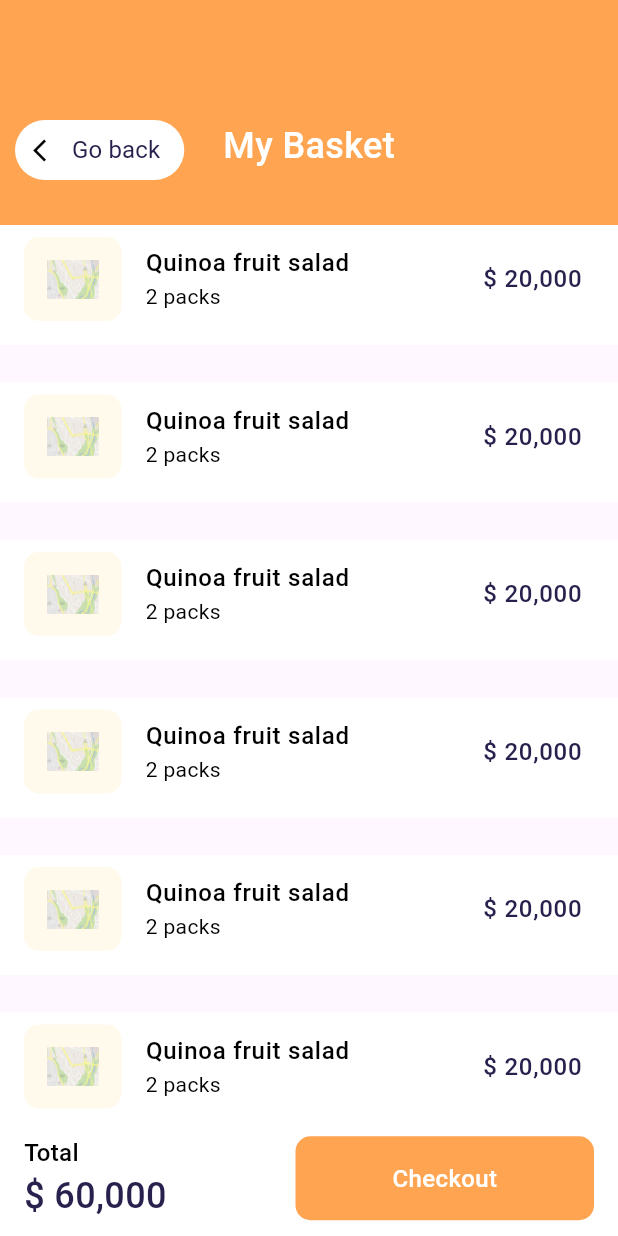
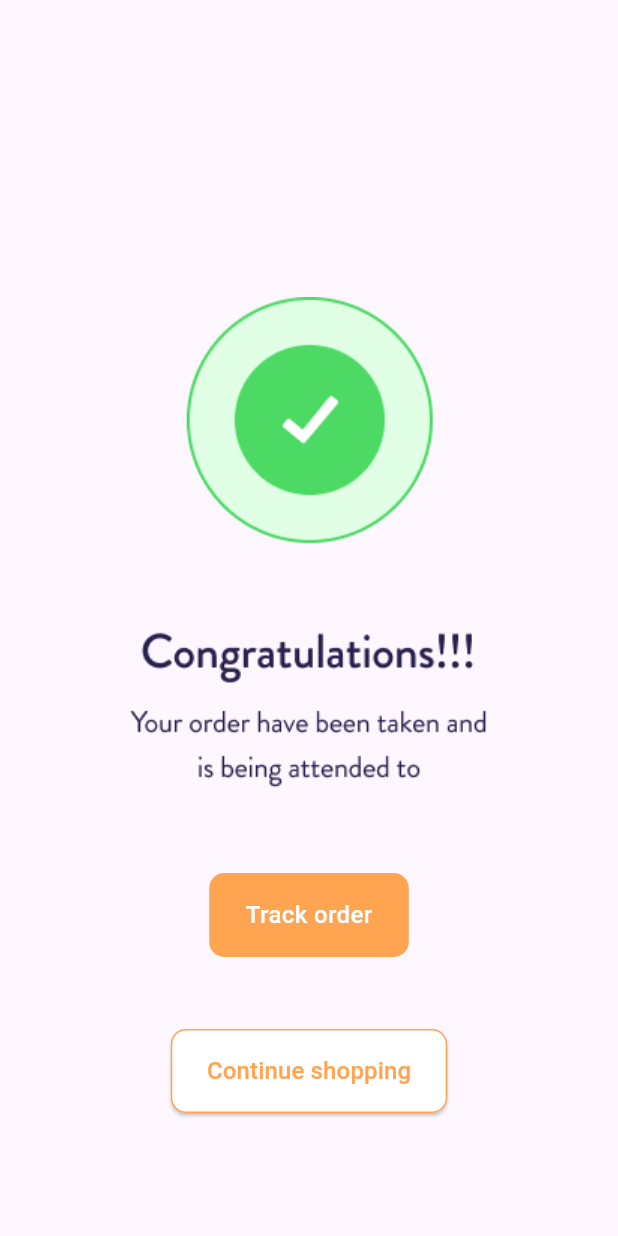
Before and after one commit to tech-cell-eg/round-2-fruit-mobile-app, a Flutter app: the screen it shows after launch, on a phone screen of 412 x 824 dp. Run offline on Flutter 3.47's test engine with Material 3 defaults, Android fonts, the light colour scheme and no system bars; our stand-ins replace device_preview, flutter_svg; Roboto replaces fonts that are missing (Brandon Grotesque).

Commit message:
Added congrates screen and edit 2 custom buttons

```diff
--- a/lib/core/constants/app_images.dart
+++ b/lib/core/constants/app_images.dart
@@ -3,4 +3,7 @@ class AppImages {
   AppImages._();
 
   static const String imagesMap = "assets/images/map.png";
+  static const String congratesimage = "assets/images/congrates.png";
+
+
 }
--- /dev/null
+++ b/lib/core/widgets/Custom_Button_Widget.dart
@@ -0,0 +1,36 @@
+import 'package:flutter/material.dart';
+
+import '../constants/app_colors.dart';
+import '../constants/app_text_styles.dart';
+
+class CustomPrimaryButtonWidget extends StatelessWidget {
+  final double width;
+  final double height;
+  final String text;
+  const CustomPrimaryButtonWidget({
+    super.key,
+    required this.width,
+    required this.height,
+    required this.text, required Null Function() onPressed,
+  });
+
+  @override
+  Widget build(BuildContext context) {
+    return Container(
+      width: width,
+      height: height,
+      decoration: BoxDecoration(
+        color: AppColors.primaryColor,
+        borderRadius: BorderRadius.circular(
+          10,
+        ),
+      ),
+      child: Center(
+        child: Text(
+          text,
+          style: AppTextStyles.size16WhiteW500,
+        ),
+      ),
+    );
+  }
+}
--- /dev/null
+++ b/lib/core/widgets/Custom_white_Button.dart
@@ -0,0 +1,40 @@
+import 'package:flutter/material.dart';
+import 'package:fruit_app/core/constants/app_text_styles.dart';
+
+import '../constants/app_colors.dart';
+
+class CustomWhiteButton extends StatelessWidget {
+  final String text;
+  final double width;
+  final double height;
+  final VoidCallback onPressed;
+
+  const CustomWhiteButton({
+    super.key,
+    required this.text,
+    required this.onPressed,
+    required this.width,
+    required this.height,
+  });
+
+  @override
+  Widget build(BuildContext context) {
+    return ElevatedButton(
+      onPressed: onPressed,
+      style: ElevatedButton.styleFrom(
+        backgroundColor: AppColors.whiteColor,
+        foregroundColor: AppColors.primaryColor,
+        side: BorderSide(color: AppColors.primaryColor, width: 1),
+        shape: RoundedRectangleBorder(
+          borderRadius: BorderRadius.circular(10),
+        ),
+        minimumSize: Size(width, height),
+        padding: const EdgeInsets.symmetric(vertical: 12, horizontal: 24),
+      ),
+      child: Text(
+        text,
+        style: AppTextStyles.size16primaryColorW500,
+      ),
+    );
+  }
+}
--- /dev/null
+++ b/lib/features/congrates/congrates_screen.dart
@@ -0,0 +1,43 @@
+import 'package:flutter/material.dart';
+import 'package:fruit_app/core/constants/app_images.dart';
+import 'package:fruit_app/core/widgets/Custom_Button_Widget.dart';
+
+import '../../core/widgets/Custom_white_Button.dart';
+
+class CongratesScreen extends StatelessWidget {
+  const CongratesScreen({super.key});
+
+  @override
+  Widget build(BuildContext context) {
+    return Scaffold(
+      body: Center(
+        child: Column(
+          mainAxisAlignment: MainAxisAlignment.center,
+          children: [
+            SizedBox(
+              height: 116,
+            ),
+            Image.asset(
+              AppImages.congratesimage,
+            ),
+            SizedBox(height: 56),
+            CustomPrimaryButtonWidget(
+              width: 133,
+              height: 56,
+              text: 'Track order',
+              onPressed: () {},
+            ),
+            SizedBox(
+              height: 48,
+            ),
+            CustomWhiteButton(
+                text: 'Continue shopping',
+                onPressed: () {},
+                width: 181,
+                height: 56),
+          ],
+        ),
+      ),
+    );
+  }
+}
--- a/lib/features/order_list_feature/order_list_feature_screen.dart
+++ b/lib/features/order_list_feature/order_list_feature_screen.dart
@@ -1,5 +1,6 @@
 import 'package:flutter/material.dart';
 import 'package:fruit_app/core/constants/app_colors.dart';
+import 'package:fruit_app/core/widgets/Custom_Button_Widget.dart';
 import '../../core/constants/app_text_styles.dart';
 import 'widgets/custom_bottom_sheet.dart';
 import 'widgets/custom_pp_bar.dart';
@@ -46,22 +47,7 @@ class OrderListFeatureScreen extends StatelessWidget {
                   onTap: () {
                     showDeliveryModal(context);
                   },
-                  child: Container(
-                    width: 199,
-                    height: 56,
-                    decoration: BoxDecoration(
-                      color: AppColors.primaryColor,
-                      borderRadius: BorderRadius.circular(
-                        10,
-                      ),
-                    ),
-                    child: Center(
-                      child: Text(
-                        'Checkout',
-                        style: AppTextStyles.size16WhiteW500,
-                      ),
-                    ),
-                  ),
+                  child: CustomPrimaryButtonWidget(width: 199, height: 56, text: 'Checkout', onPressed: () {  },),
                 ),
               ],
             ),
--- a/lib/features/order_list_feature/widgets/Custom_Pay_Button.dart
+++ /dev/null
@@ -1,37 +0,0 @@
-
-import 'package:flutter/material.dart';
-
-import '../../../core/constants/app_colors.dart';
-
-class CustomPayButton extends StatelessWidget {
-  final String text;
-  final VoidCallback onPressed;
-
-  const CustomPayButton({
-    super.key,
-    required this.text,
-    required this.onPressed,
-  });
-
-  @override
-  Widget build(BuildContext context) {
-    return ElevatedButton(
-      onPressed: onPressed,
-      style: ElevatedButton.styleFrom(
-        backgroundColor: AppColors.whiteColor,
-        foregroundColor: AppColors.primaryColor,
-        side:   BorderSide(color: AppColors.primaryColor, width: 1),
-        shape: RoundedRectangleBorder(
-          borderRadius: BorderRadius.circular(10),
-
-        ),
-        minimumSize: Size(115, 56),
-        padding: const EdgeInsets.symmetric(vertical: 12, horizontal: 24),
-      ),
-      child: Text(
-        text,
-        style: const TextStyle(fontSize: 16, fontWeight: FontWeight.bold),
-      ),
-    );
-  }
-}
--- a/lib/features/order_list_feature/widgets/custom_bottom_sheet.dart
+++ b/lib/features/order_list_feature/widgets/custom_bottom_sheet.dart
@@ -2,7 +2,8 @@ import 'package:flutter/material.dart';
 
 import '../../../core/constants/app_colors.dart';
 import '../../../core/constants/app_text_styles.dart';
-import 'Custom_Pay_Button.dart';
+import '../../../core/widgets/Custom_Button_Widget.dart';
+
 
 void showDeliveryModal(BuildContext context) {
   showModalBottomSheet(
@@ -55,13 +56,17 @@ void showDeliveryModal(BuildContext context) {
               Row(
                 mainAxisAlignment: MainAxisAlignment.spaceBetween,
                 children: [
-                  CustomPayButton(
+                  CustomPrimaryButtonWidget(
                       text: 'Pay Card',
+                      width: 115,
+                      height: 56,
                       onPressed: () {
                         Navigator.pop(context);
                       }),
-                  CustomPayButton(
+                  CustomPrimaryButtonWidget(
                       text: 'Delivery',
+                      width: 115,
+                      height: 56,
                       onPressed: () {
                         Navigator.pop(context);
                       }),
--- a/lib/my_app.dart
+++ b/lib/my_app.dart
@@ -1,7 +1,6 @@
 import 'package:flutter/material.dart';
 import 'package:fruit_app/core/constants/app_strings.dart';
-
-import 'features/order_list_feature/order_list_feature_screen.dart';
+import 'features/congrates/congrates_screen.dart';
 
 class MyApp extends StatelessWidget {
   const MyApp({super.key});
@@ -11,7 +10,7 @@ class MyApp extends StatelessWidget {
     return MaterialApp(
       debugShowCheckedModeBanner: false,
       theme: ThemeData(fontFamily: AppStrings.appFont),
-      home:OrderListFeatureScreen(),
+      home:CongratesScreen(),
     );
   }
 }
```
Also changed, not shown: assets/images/congrates.png (added).
